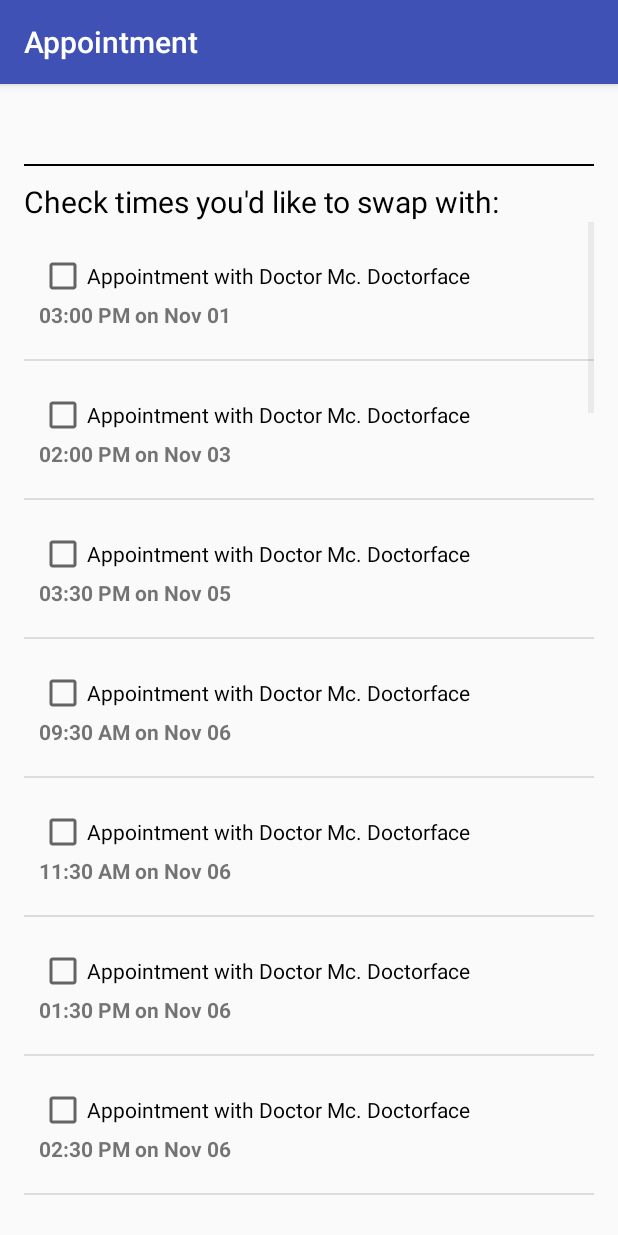
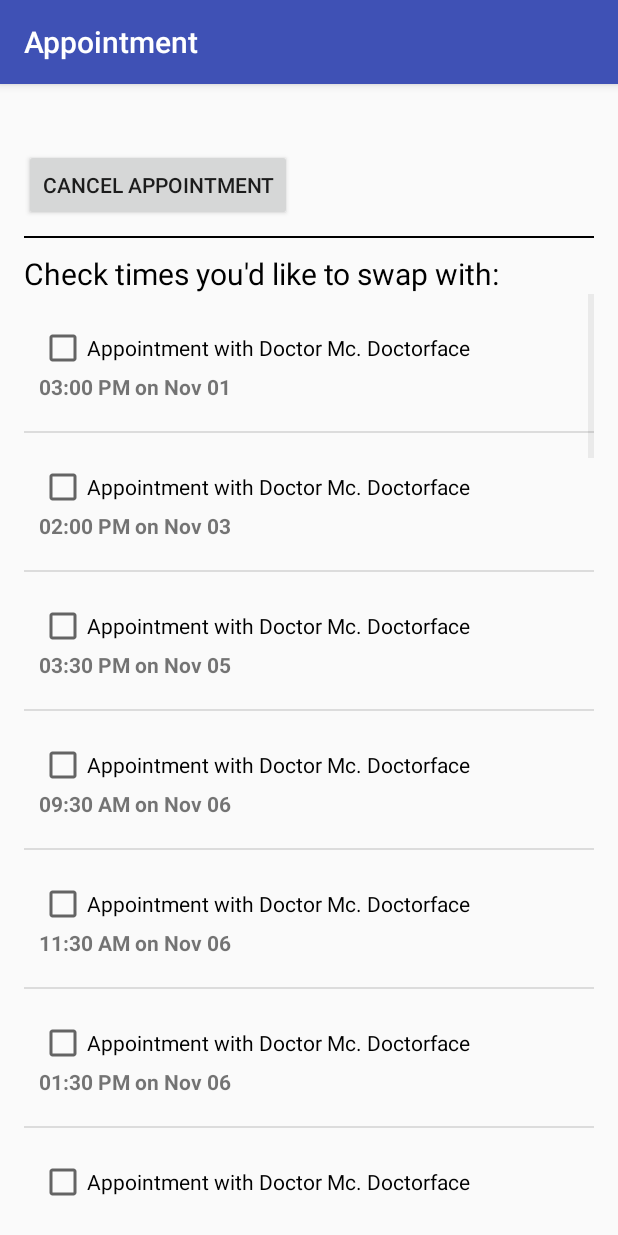
Before and after one commit to TomConerly/Mobile-Healthcare-Boarding-Pass, an Android app: the EventActivity screen opened directly, with no data from a screen before it, on a phone screen of 412 x 824 dp. Run offline under Robolectric (Android 15) with nearby library versions, the phone set to English and light mode, and no system bars; libraries missing offline, so code that uses them is left out: com.github.sundeepk.compactcalendarview; 4 statements that could not run were skipped.

Commit message:
add cancel button

```diff
--- a/app/src/main/java/hackathon/com/mobile_healthcare_boarding_pass/EventActivity.java
+++ b/app/src/main/java/hackathon/com/mobile_healthcare_boarding_pass/EventActivity.java
@@ -88,6 +88,10 @@ public class EventActivity extends AppCompatActivity {
         final int position = listView.getPositionForView(parentRow);
         Log.d("tconerly", String.format("checked %d %d", position, checked ? 1 : 0));
     }
+    public void cancel(View view) {
+        Server.getInstance().cancel(slot.slotId, 1337);
+        finish();
+    }
 
     private void initializeAppointmentList() {
         Log.d("tconerly", "initializeAppointmentList");
--- a/app/src/main/res/layout/activity_event.xml
+++ b/app/src/main/res/layout/activity_event.xml
@@ -16,8 +16,16 @@
         android:textSize="20dp"
         android:textColor="#000000"
         android:id="@+id/event_text"/>
+    <Button
+        android:layout_height="wrap_content"
+        android:text="Cancel Appointment"
+        android:layout_width="wrap_content"
+        android:id="@+id/cancel"
+        android:layout_weight="1"
+        android:layout_below="@+id/event_text"
+        android:onClick="cancel" />
     <View
-        android:layout_below="@+id/event_text"
+        android:layout_below="@+id/cancel"
         android:layout_width="fill_parent"
         android:layout_height="1dip"
         android:layout_marginTop="10dp"
```
Also changed, not shown: app/src/main/java/hackathon/com/mobile_healthcare_boarding_pass/Server.java (+7 -1 lines).
